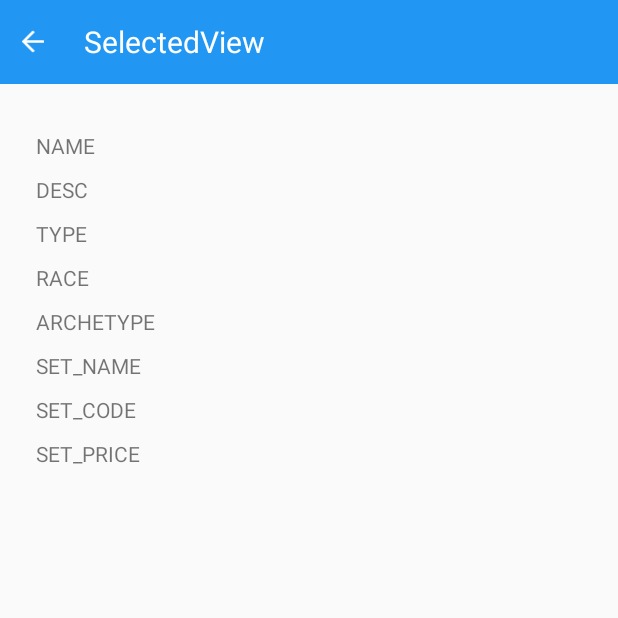
After one commit to hajiyevelnur04/dagger-tutorial, an Android app: the SelectedCardActivity screen opened directly, with no data from a screen before it, on a phone screen of 412 x 824 dp, the top half of it. The commit adds this screen. Run offline under Robolectric (Android 15) with nearby library versions, the phone set to English and light mode, and no system bars; network calls fail; pictures from the network do not load.

Commit message:
selected item listener was added

```diff
--- a/app/src/main/AndroidManifest.xml
+++ b/app/src/main/AndroidManifest.xml
@@ -12,7 +12,7 @@
         android:roundIcon="@mipmap/ic_launcher_round"
         android:supportsRtl="true"
         android:theme="@style/AppTheme">
-
+        <activity android:name=".presentation.activity.SelectedCardActivity"></activity>
         <activity android:name=".presentation.activity.MainActivity">
             <intent-filter>
                 <action android:name="android.intent.action.MAIN" />
--- /dev/null
+++ b/app/src/main/java/com/eebros/daggertutorial/presentation/activity/SelectedCardActivity.kt
@@ -0,0 +1,44 @@
+package com.eebros.daggertutorial.presentation.activity
+
+import androidx.appcompat.app.AppCompatActivity
+import android.os.Bundle
+import com.bumptech.glide.Glide
+import com.eebros.daggertutorial.R
+import kotlinx.android.synthetic.main.activity_selected_card.*
+import kotlinx.android.synthetic.main.custom_toolbar_layout_back.*
+
+class SelectedCardActivity : AppCompatActivity() {
+
+    private val name: String by lazy { intent.getStringExtra("name") }
+    private val desc: String by lazy { intent.getStringExtra("desc") }
+    private val type: String by lazy { intent.getStringExtra("type") }
+    private val image: String by lazy { intent.getStringExtra("image") }
+    private val race: String by lazy { intent.getStringExtra("race") }
+    private val archetype: String by lazy { intent.getStringExtra("archetype") }
+    private val id: String by lazy { intent.getStringExtra("id") }
+    private val setName: String by lazy { intent.getStringExtra("setName") }
+    private val setCode: String by lazy { intent.getStringExtra("setCode") }
+    private val setPrice: String by lazy { intent.getStringExtra("setPrice") }
+
+
+    override fun onCreate(savedInstanceState: Bundle?) {
+        super.onCreate(savedInstanceState)
+        setContentView(R.layout.activity_selected_card)
+
+        toolbar_title.text = getString(R.string.selected)
+        toolbar_back_button.setOnClickListener{
+            onBackPressed()
+        }
+
+        nameT.text = name
+        descT.text = desc
+        typeT.text = type
+        Glide.with(applicationContext).load(image).into(icon)
+        raceT.text = race
+        archetypeT.text = archetype
+        setNameT.text = setName
+        setCodeT.text = setCode
+        setPriceT.text = setPrice
+
+    }
+}
--- a/app/src/main/java/com/eebros/daggertutorial/presentation/fragment/MainFragment.kt
+++ b/app/src/main/java/com/eebros/daggertutorial/presentation/fragment/MainFragment.kt
@@ -2,6 +2,7 @@ package com.eebros.daggertutorial.presentation.fragment
 
 import android.app.SearchManager
 import android.content.Context
+import android.content.Intent
 import android.content.res.Resources
 import android.os.Bundle
 import android.util.Log
@@ -17,6 +18,7 @@ import com.eebros.daggertutorial.R
 import com.eebros.daggertutorial.base.BaseFragment
 import com.eebros.daggertutorial.decor.GridSpacingItemDecoration
 import com.eebros.daggertutorial.di.ViewModelProviderFactory
+import com.eebros.daggertutorial.presentation.activity.SelectedCardActivity
 import com.eebros.daggertutorial.remote.data.response.GetAllCardResponseModel
 import com.eebros.daggertutorial.view.CustomProgressDialog
 import io.reactivex.rxkotlin.addTo
@@ -73,7 +75,19 @@ class MainFragment : BaseFragment() {
                 requireContext(),
                 allCards
             ) {
-                Toast.makeText(requireContext(), "$it position", Toast.LENGTH_LONG).show()
+                var intent = Intent(requireActivity(), SelectedCardActivity::class.java)
+                intent.putExtra("name", allCards[it].name)
+                intent.putExtra("desc", allCards[it].desc)
+                intent.putExtra("name", allCards[it].type)
+                intent.putExtra("image",allCards[it].card_images[0].image_url)
+                intent.putExtra("race", allCards[it].race)
+                intent.putExtra("archetype", allCards[it].archetype)
+                intent.putExtra("id", allCards[it].id)
+                intent.putExtra("setName", allCards[it].card_sets[0].set_name)
+                intent.putExtra("setCode", allCards[it].card_sets[0].set_code)
+                intent.putExtra("setPrice", allCards[it].card_sets[0].set_price)
+                startActivity(intent)
+
             }
         cardContainer.adapter = mainFragmentAdapter
 
@@ -94,7 +108,7 @@ class MainFragment : BaseFragment() {
         viewModel.outputs.accountsSuccess().subscribe{
             allCards.clear()
             allCards.addAll(it)
-            mainFragmentAdapter.notifyDataSetChanged()
+            cardContainer.adapter?.notifyDataSetChanged()
         }.addTo(subscriptions)
 
         viewModel.outputs.showProgress().subscribe{
--- /dev/null
+++ b/app/src/main/res/layout/activity_selected_card.xml
@@ -0,0 +1,222 @@
+<?xml version="1.0" encoding="utf-8"?>
+<androidx.constraintlayout.widget.ConstraintLayout xmlns:android="http://schemas.android.com/apk/res/android"
+    xmlns:app="http://schemas.android.com/apk/res-auto"
+    xmlns:tools="http://schemas.android.com/tools"
+    android:layout_width="match_parent"
+    android:layout_height="match_parent"
+    tools:context=".presentation.activity.SelectedCardActivity">
+
+    <include
+        layout="@layout/custom_toolbar_layout_back"
+        android:id="@+id/toolbar1"/>
+
+    <ScrollView
+        android:layout_width="0dp"
+        android:layout_height="wrap_content"
+        android:fillViewport="true"
+        app:layout_constraintEnd_toEndOf="parent"
+        app:layout_constraintStart_toStartOf="parent"
+        app:layout_constraintTop_toBottomOf="@+id/toolbar1">
+
+        <LinearLayout
+            android:id="@+id/amountContainer"
+            android:layout_width="match_parent"
+            android:layout_height="match_parent"
+            android:layout_marginStart="24dp"
+            android:layout_marginEnd="24dp"
+            android:layout_marginTop="21dp"
+            android:orientation="vertical"
+            android:baselineAligned="false">
+
+            <ImageView
+                android:id="@+id/icon"
+                android:layout_width="wrap_content"
+                android:layout_gravity="center"
+                android:layout_height="wrap_content"
+                android:src="@mipmap/ic_launcher" />
+
+            <LinearLayout
+                android:layout_marginTop="10dp"
+                android:layout_width="match_parent"
+                android:layout_height="wrap_content"
+                android:orientation="horizontal">
+
+                <TextView
+                    android:layout_width="0dp"
+                    android:layout_weight="1"
+                    android:layout_height="wrap_content"
+                    android:text="@string/name"/>
+
+                <TextView
+                    android:gravity="end"
+                    android:id="@+id/nameT"
+                    android:layout_width="0dp"
+                    android:layout_weight="1"
+                    android:layout_height="wrap_content"
+                    android:text="@string/name"/>
+
+            </LinearLayout>
+
+            <LinearLayout
+                android:layout_marginTop="10dp"
+                android:layout_width="match_parent"
+                android:layout_height="wrap_content"
+                android:orientation="horizontal">
+
+                <TextView
+                    android:layout_width="0dp"
+                    android:layout_weight="1"
+                    android:layout_height="wrap_content"
+                    android:text="@string/desc"/>
+
+                <TextView
+                    android:gravity="end"
+                    android:id="@+id/descT"
+                    android:layout_width="0dp"
+                    android:layout_weight="1"
+                    android:layout_height="wrap_content"
+                    android:text="@string/desc"/>
+
+            </LinearLayout>
+
+            <LinearLayout
+                android:layout_marginTop="10dp"
+                android:layout_width="match_parent"
+                android:layout_height="wrap_content"
+                android:orientation="horizontal">
+
+                <TextView
+                    android:layout_width="0dp"
+                    android:layout_weight="1"
+                    android:layout_height="wrap_content"
+                    android:text="@string/type"/>
+
+                <TextView
+                    android:gravity="end"
+                    android:id="@+id/typeT"
+                    android:layout_width="0dp"
+                    android:layout_weight="1"
+                    android:layout_height="wrap_content"
+                    android:text="@string/type"/>
+
+            </LinearLayout>
+
+            <LinearLayout
+                android:layout_marginTop="10dp"
+                android:layout_width="match_parent"
+                android:layout_height="wrap_content"
+                android:orientation="horizontal">
+
+                <TextView
+                    android:layout_width="0dp"
+                    android:layout_weight="1"
+                    android:layout_height="wrap_content"
+                    android:text="@string/race"/>
+
+                <TextView
+                    android:gravity="end"
+                    android:id="@+id/raceT"
+                    android:layout_width="0dp"
+                    android:layout_weight="1"
+                    android:layout_height="wrap_content"
+                    android:text="@string/type"/>
+
+            </LinearLayout>
+
+            <LinearLayout
+                android:layout_marginTop="10dp"
+                android:layout_width="match_parent"
+                android:layout_height="wrap_content"
+                android:orientation="horizontal">
+
+                <TextView
+                    android:layout_width="0dp"
+                    android:layout_weight="1"
+                    android:layout_height="wrap_content"
+                    android:text="@string/archetype"/>
+
+                <TextView
+                    android:gravity="end"
+                    android:id="@+id/archetypeT"
+                    android:layout_width="0dp"
+                    android:layout_weight="1"
+                    android:layout_height="wrap_content"
+                    android:text="@string/archetype"/>
+
+            </LinearLayout>
+
+            <LinearLayout
+                android:layout_marginTop="10dp"
+                android:layout_width="match_parent"
+                android:layout_height="wrap_content"
+                android:orientation="horizontal">
+
+                <TextView
+                    android:layout_width="0dp"
+                    android:layout_weight="1"
+                    android:layout_height="wrap_content"
+                    android:text="@string/set_name"/>
+
+                <TextView
+                    android:gravity="end"
+                    android:id="@+id/setNameT"
+                    android:layout_width="0dp"
+                    android:layout_weight="1"
+                    android:layout_height="wrap_content"
+                    android:text="@string/set_name"/>
+
+            </LinearLayout>
+
+            <LinearLayout
+                android:layout_marginTop="10dp"
+                android:layout_width="match_parent"
+                android:layout_height="wrap_content"
+                android:orientation="horizontal">
+
+                <TextView
+                    android:layout_width="0dp"
+                    android:layout_weight="1"
+                    android:layout_height="wrap_content"
+                    android:text="@string/set_code"/>
+
+                <TextView
+                    android:gravity="end"
+                    android:id="@+id/setCodeT"
+                    android:layout_width="0dp"
+                    android:layout_weight="1"
+                    android:layout_height="wrap_content"
+                    android:text="@string/set_code"/>
+
+            </LinearLayout>
+
+            <LinearLayout
+                android:layout_marginTop="10dp"
+                android:layout_width="match_parent"
+                android:layout_height="wrap_content"
+                android:orientation="horizontal">
+
+                <TextView
+                    android:layout_width="0dp"
+                    android:layout_weight="1"
+                    android:layout_height="wrap_content"
+                    android:text="@string/set_price"/>
+
+                <TextView
+                    android:gravity="end"
+                    android:id="@+id/setPriceT"
+                    android:layout_width="0dp"
+                    android:layout_weight="1"
+                    android:layout_height="wrap_content"
+                    android:text="@string/set_price"/>
+
+            </LinearLayout>
+
+        </LinearLayout>
+
+    </ScrollView>
+
+
+
+
+
+</androidx.constraintlayout.widget.ConstraintLayout>
--- a/app/src/main/res/values/strings.xml
+++ b/app/src/main/res/values/strings.xml
@@ -2,4 +2,13 @@
     <string name="app_name">dagger tutorial</string>
     <string name="first_tab">Main</string>
     <string name="second_tab">Test</string>
+    <string name="name">NAME</string>
+    <string name="desc">DESC</string>
+    <string name="type">TYPE</string>
+    <string name="selected">SelectedView</string>
+    <string name="race">RACE</string>
+    <string name="archetype">ARCHETYPE</string>
+    <string name="set_name">SET_NAME</string>
+    <string name="set_code">SET_CODE</string>
+    <string name="set_price">SET_PRICE</string>
 </resources>
```
